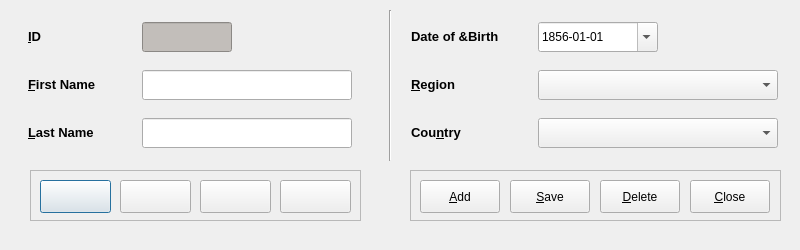
Old version of the form code/pyqt/gui/referee_entry.ui in the repository soccermetrics/marcotti-desktop.
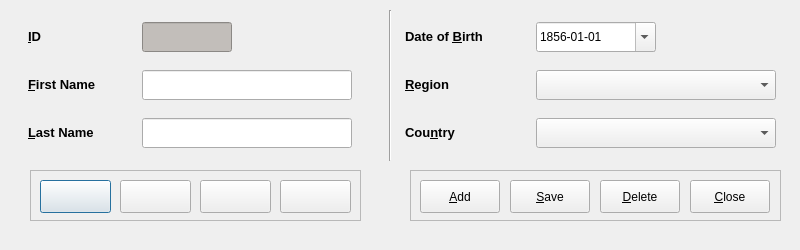
New version of the form. Icons and pictures are not drawn.

Commit message: Set keyboard shortcut for DOB field in Personnel dialogs (#96)

```diff
--- a/code/pyqt/gui/referee_entry.ui
+++ b/code/pyqt/gui/referee_entry.ui
@@ -329,9 +329,9 @@
   <widget class="QWidget" name="layoutWidget">
    <property name="geometry">
     <rect>
-     <x>410</x>
+     <x>400</x>
      <y>10</y>
-     <width>371</width>
+     <width>381</width>
      <height>151</height>
     </rect>
    </property>
@@ -357,6 +357,9 @@
 &lt;/style&gt;&lt;/head&gt;&lt;body style=&quot; font-family:'Sans Serif'; font-size:10pt; font-weight:400; font-style:normal;&quot;&gt;
 &lt;p style=&quot; margin-top:0px; margin-bottom:0px; margin-left:0px; margin-right:0px; -qt-block-indent:0; text-indent:0px;&quot;&gt;&lt;span style=&quot; font-weight:600;&quot;&gt;Date of &amp;amp;Birth&lt;/span&gt;&lt;/p&gt;&lt;/body&gt;&lt;/html&gt;</string>
       </property>
+      <property name="buddy">
+       <cstring>refDOBEdit</cstring>
+      </property>
      </widget>
     </item>
     <item row="1" column="0">
```
The commit also changes 5 other files.
